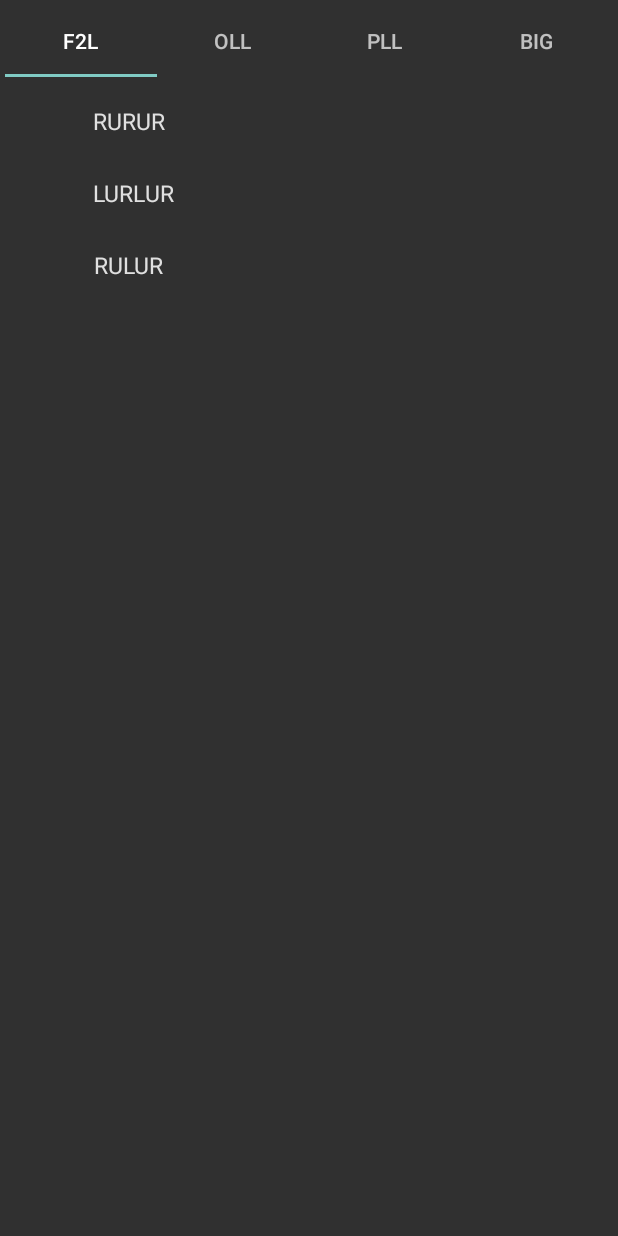
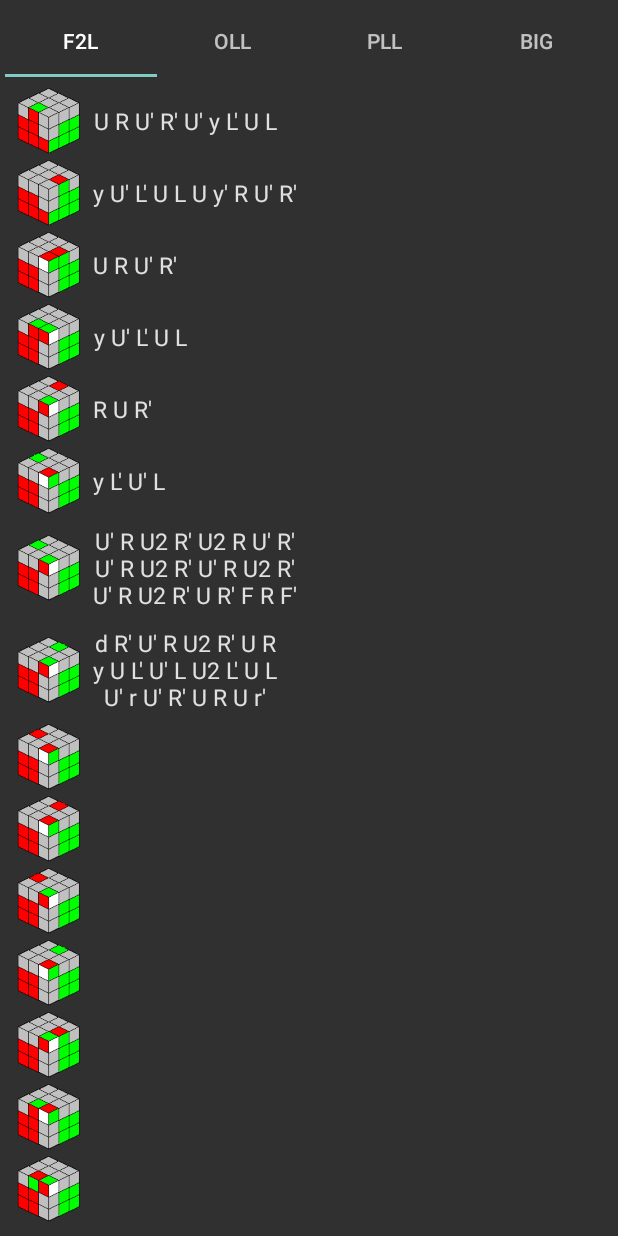
Before and after one commit to VadimSquorpikkor/Jessica2, an Android app: the screen it shows after launch (MainActivity), on a phone screen of 412 x 824 dp. Run offline under Robolectric (Android 15) with nearby library versions, the phone set to English and light mode, and no system bars.

Commit message:
1.0.0.2 - 29/11/21 1. Картинки добавлены в списки алгоритмов. Начал писать сами алгоритмы сборки. 2. Сортировка списка алгоритмов по типу алгоритмов (F2L, OLL и т.д.). В фрагментах отображается соответствующий тип алгоритмов

```diff
--- a/app/src/main/AndroidManifest.xml
+++ b/app/src/main/AndroidManifest.xml
@@ -4,7 +4,7 @@
 
     <application
         android:allowBackup="true"
-        android:icon="@mipmap/ic_launcher"
+        android:icon="@mipmap/cubelogo"
         android:label="@string/app_name"
         android:roundIcon="@mipmap/ic_launcher_round"
         android:supportsRtl="true"
--- a/app/src/main/java/com/squorpikkor/app/jessica2/Algorithm.java
+++ b/app/src/main/java/com/squorpikkor/app/jessica2/Algorithm.java
@@ -10,7 +10,7 @@ public class Algorithm {
     private int id;
     private int image;
 
-    public Algorithm(int type, String algorithm, String name, int id, int image) {
+    public Algorithm(int type, int image, int id, String name, String algorithm) {
         this.type = type;
         this.algorithm = algorithm;
         this.name = name;
--- a/app/src/main/java/com/squorpikkor/app/jessica2/AlgorithmAdapter.java
+++ b/app/src/main/java/com/squorpikkor/app/jessica2/AlgorithmAdapter.java
@@ -90,6 +90,7 @@ public class AlgorithmAdapter extends RecyclerView.Adapter<AlgorithmAdapter.Adap
         Algorithm algorithm = list.get(position);
 
         holder.algorithm.setText(algorithm.getAlgorithm());
+        holder.image.setImageResource(algorithm.getImage());
     }
 
     /**Размер списка*/
--- a/app/src/main/java/com/squorpikkor/app/jessica2/Data.java
+++ b/app/src/main/java/com/squorpikkor/app/jessica2/Data.java
@@ -2,18 +2,119 @@ package com.squorpikkor.app.jessica2;
 
 import java.util.ArrayList;
 
-class Data {
+public class Data {
 
     public static final int FTL = 1;
     public static final int OLL = 2;
     public static final int PLL = 3;
     public static final int BIG = 4;
 
-    static ArrayList<Algorithm> getList() {
+    public static ArrayList<Algorithm> getList() {
         ArrayList<Algorithm> list = new ArrayList<>();
-        list.add(new Algorithm(FTL, "RURUR", "1", 1, 1));
-        list.add(new Algorithm(FTL, "LURLUR", "2", 1, 1));
-        list.add(new Algorithm(FTL, "RULUR", "3", 1, 1));
+        list.add(new Algorithm(FTL, R.drawable.f2l01, 1, "1", "U R U' R' U' y L' U L"));
+        list.add(new Algorithm(FTL, R.drawable.f2l02, 1, "2", "y U' L' U L U y' R U' R'"));
+        list.add(new Algorithm(FTL, R.drawable.f2l03, 1, "1", "U R U' R'"));
+        list.add(new Algorithm(FTL, R.drawable.f2l04, 1, "1", "y U' L' U L"));
+        list.add(new Algorithm(FTL, R.drawable.f2l05, 1, "1", "R U R'"));
+        list.add(new Algorithm(FTL, R.drawable.f2l06, 1, "1", "y L' U' L"));
+        list.add(new Algorithm(FTL, R.drawable.f2l07, 1, "1", "U' R U2 R' U2 R U' R'\n" +
+                "U' R U2 R' U' R U2 R'\n" +
+                "U' R U2 R' U R' F R F'"));
+        list.add(new Algorithm(FTL, R.drawable.f2l08, 1, "1", "d R' U' R U2 R' U R\n" +
+                "y U L' U' L U2 L' U L\n" +
+                "U' r U' R' U R U r'"));
+        list.add(new Algorithm(FTL, R.drawable.f2l09, 1, "", ""));
+        list.add(new Algorithm(FTL, R.drawable.f2l10, 1, "", ""));
+        list.add(new Algorithm(FTL, R.drawable.f2l11, 1, "", ""));
+        list.add(new Algorithm(FTL, R.drawable.f2l12, 1, "", ""));
+        list.add(new Algorithm(FTL, R.drawable.f2l13, 1, "", ""));
+        list.add(new Algorithm(FTL, R.drawable.f2l14, 1, "", ""));
+        list.add(new Algorithm(FTL, R.drawable.f2l15, 1, "", ""));
+        list.add(new Algorithm(FTL, R.drawable.f2l16, 1, "", ""));
+        list.add(new Algorithm(FTL, R.drawable.f2l17, 1, "", ""));
+        list.add(new Algorithm(FTL, R.drawable.f2l18, 1, "", ""));
+        list.add(new Algorithm(FTL, R.drawable.f2l19, 1, "", ""));
+        list.add(new Algorithm(FTL, R.drawable.f2l20, 1, "", ""));
+        list.add(new Algorithm(FTL, R.drawable.f2l21, 1, "", ""));
+        list.add(new Algorithm(FTL, R.drawable.f2l22, 1, "", ""));
+        list.add(new Algorithm(FTL, R.drawable.f2l23, 1, "", ""));
+        list.add(new Algorithm(FTL, R.drawable.f2l24, 1, "", ""));
+        list.add(new Algorithm(FTL, R.drawable.f2l25, 1, "", ""));
+        list.add(new Algorithm(FTL, R.drawable.f2l26, 1, "", ""));
+        list.add(new Algorithm(FTL, R.drawable.f2l27, 1, "", ""));
+        list.add(new Algorithm(FTL, R.drawable.f2l28, 1, "", ""));
+        list.add(new Algorithm(FTL, R.drawable.f2l29, 1, "", ""));
+        list.add(new Algorithm(FTL, R.drawable.f2l30, 1, "", ""));
+        list.add(new Algorithm(FTL, R.drawable.f2l31, 1, "", ""));
+        list.add(new Algorithm(FTL, R.drawable.f2l32, 1, "", ""));
+        list.add(new Algorithm(FTL, R.drawable.f2l33, 1, "", ""));
+        list.add(new Algorithm(FTL, R.drawable.f2l34, 1, "", ""));
+        list.add(new Algorithm(FTL, R.drawable.f2l35, 1, "", ""));
+        list.add(new Algorithm(FTL, R.drawable.f2l36, 1, "", ""));
+        list.add(new Algorithm(FTL, R.drawable.f2l37, 1, "", ""));
+        list.add(new Algorithm(FTL, R.drawable.f2l38, 1, "", ""));
+        list.add(new Algorithm(FTL, R.drawable.f2l39, 1, "", ""));
+        list.add(new Algorithm(FTL, R.drawable.f2l40, 1, "", ""));
+        list.add(new Algorithm(FTL, R.drawable.f2l41, 1, "", ""));
+
+        list.add(new Algorithm(OLL, R.drawable.oll01, 1, "", ""));
+        list.add(new Algorithm(OLL, R.drawable.oll02, 1, "", ""));
+        list.add(new Algorithm(OLL, R.drawable.oll03, 1, "", ""));
+        list.add(new Algorithm(OLL, R.drawable.oll04, 1, "", ""));
+        list.add(new Algorithm(OLL, R.drawable.oll05, 1, "", ""));
+        list.add(new Algorithm(OLL, R.drawable.oll06, 1, "", ""));
+        list.add(new Algorithm(OLL, R.drawable.oll08, 1, "", ""));
+        list.add(new Algorithm(OLL, R.drawable.oll09, 1, "", ""));
+        list.add(new Algorithm(OLL, R.drawable.oll20, 1, "", ""));
+        list.add(new Algorithm(OLL, R.drawable.oll21, 1, "", ""));
+        list.add(new Algorithm(OLL, R.drawable.oll22, 1, "", ""));
+        list.add(new Algorithm(OLL, R.drawable.oll23, 1, "", ""));
+        list.add(new Algorithm(OLL, R.drawable.oll24, 1, "", ""));
+        list.add(new Algorithm(OLL, R.drawable.oll25, 1, "", ""));
+        list.add(new Algorithm(OLL, R.drawable.oll26, 1, "", ""));
+        list.add(new Algorithm(OLL, R.drawable.oll27, 1, "", ""));
+        list.add(new Algorithm(OLL, R.drawable.oll28, 1, "", ""));
+        list.add(new Algorithm(OLL, R.drawable.oll29, 1, "", ""));
+        list.add(new Algorithm(OLL, R.drawable.oll30, 1, "", ""));
+        list.add(new Algorithm(OLL, R.drawable.oll31, 1, "", ""));
+        list.add(new Algorithm(OLL, R.drawable.oll32, 1, "", ""));
+        list.add(new Algorithm(OLL, R.drawable.oll33, 1, "", ""));
+        list.add(new Algorithm(OLL, R.drawable.oll34, 1, "", ""));
+        list.add(new Algorithm(OLL, R.drawable.oll35, 1, "", ""));
+        list.add(new Algorithm(OLL, R.drawable.oll36, 1, "", ""));
+        list.add(new Algorithm(OLL, R.drawable.oll37, 1, "", ""));
+        list.add(new Algorithm(OLL, R.drawable.oll39, 1, "", ""));
+        list.add(new Algorithm(OLL, R.drawable.oll40, 1, "", ""));
+        list.add(new Algorithm(OLL, R.drawable.oll41, 1, "", ""));
+        list.add(new Algorithm(OLL, R.drawable.oll42, 1, "", ""));
+        list.add(new Algorithm(OLL, R.drawable.oll43, 1, "", ""));
+        list.add(new Algorithm(OLL, R.drawable.oll44, 1, "", ""));
+        list.add(new Algorithm(OLL, R.drawable.oll45, 1, "", ""));
+        list.add(new Algorithm(OLL, R.drawable.oll46, 1, "", ""));
+        list.add(new Algorithm(OLL, R.drawable.oll47, 1, "", ""));
+        list.add(new Algorithm(OLL, R.drawable.oll48, 1, "", ""));
+        list.add(new Algorithm(OLL, R.drawable.oll49, 1, "", ""));
+        list.add(new Algorithm(OLL, R.drawable.oll50, 1, "", ""));
+        list.add(new Algorithm(OLL, R.drawable.oll51, 1, "", ""));
+        list.add(new Algorithm(OLL, R.drawable.oll52, 1, "", ""));
+        list.add(new Algorithm(OLL, R.drawable.oll53, 1, "", ""));
+        list.add(new Algorithm(OLL, R.drawable.oll54, 1, "", ""));
+        list.add(new Algorithm(OLL, R.drawable.oll55, 1, "", ""));
+        list.add(new Algorithm(OLL, R.drawable.oll56, 1, "", ""));
+        list.add(new Algorithm(OLL, R.drawable.oll57, 1, "", ""));
+
+        list.add(new Algorithm(OLL, R.drawable.pll01, 1, "", "3"));
+        list.add(new Algorithm(OLL, R.drawable.pll02, 1, "", "3"));
+        list.add(new Algorithm(OLL, R.drawable.pll03, 1, "", "3"));
+        list.add(new Algorithm(OLL, R.drawable.pll04, 1, "", "3"));
+        list.add(new Algorithm(OLL, R.drawable.pll05, 1, "", "3"));
+        list.add(new Algorithm(OLL, R.drawable.pll06, 1, "", "3"));
+        list.add(new Algorithm(OLL, R.drawable.pll07, 1, "", "3"));
+        list.add(new Algorithm(OLL, R.drawable.pll08, 1, "", "3"));
+        list.add(new Algorithm(OLL, R.drawable.pll09, 1, "", "3"));
+        list.add(new Algorithm(OLL, R.drawable.pll20, 1, "", "3"));
+        list.add(new Algorithm(OLL, R.drawable.pll21, 1, "", "3"));
+
         return list;
     }
 }
--- a/app/src/main/java/com/squorpikkor/app/jessica2/MainViewModel.java
+++ b/app/src/main/java/com/squorpikkor/app/jessica2/MainViewModel.java
@@ -9,16 +9,35 @@ import java.util.ArrayList;
 
 public class MainViewModel extends ViewModel {
 
-
     MutableLiveData<ArrayList<Algorithm>> allList;
+    MutableLiveData<ArrayList<Algorithm>> f2lList;
+    MutableLiveData<ArrayList<Algorithm>> ollList;
+    MutableLiveData<ArrayList<Algorithm>> pllList;
+    MutableLiveData<ArrayList<Algorithm>> bigList;
 
     public MainViewModel() {
-        allList = new MutableLiveData<>();
-        allList.setValue(Data.getList());
+        ArrayList<Algorithm> list = Data.getList();
+        allList = new MutableLiveData<>(list);
+        f2lList = new MutableLiveData<>(Utils.getListByType(list, Data.FTL));
+        ollList = new MutableLiveData<>(Utils.getListByType(list, Data.OLL));
+        pllList = new MutableLiveData<>(Utils.getListByType(list, Data.PLL));
+        bigList = new MutableLiveData<>(Utils.getListByType(list, Data.BIG));
     }
 
     public MutableLiveData<ArrayList<Algorithm>> getAllList() {
         return allList;
+    }
+    public MutableLiveData<ArrayList<Algorithm>> getF2lList() {
+        return f2lList;
+    }
+    public MutableLiveData<ArrayList<Algorithm>> getOllList() {
+        return ollList;
+    }
+    public MutableLiveData<ArrayList<Algorithm>> getPllList() {
+        return pllList;
+    }
+    public MutableLiveData<ArrayList<Algorithm>> getBigList() {
+        return bigList;
     }
 
     @Override
--- a/app/src/main/java/com/squorpikkor/app/jessica2/SectionsPagerAdapter.java
+++ b/app/src/main/java/com/squorpikkor/app/jessica2/SectionsPagerAdapter.java
@@ -7,6 +7,11 @@ import androidx.annotation.Nullable;
 import androidx.fragment.app.Fragment;
 import androidx.fragment.app.FragmentManager;
 import androidx.fragment.app.FragmentPagerAdapter;
+
+import com.squorpikkor.app.jessica2.fragment.BigCubeFragment;
+import com.squorpikkor.app.jessica2.fragment.F2LFragment;
+import com.squorpikkor.app.jessica2.fragment.OLLFragment;
+import com.squorpikkor.app.jessica2.fragment.PLLFragment;
 
 /**
  * A [FragmentPagerAdapter] that returns a fragment corresponding to
--- /dev/null
+++ b/app/src/main/java/com/squorpikkor/app/jessica2/Utils.java
@@ -0,0 +1,17 @@
+package com.squorpikkor.app.jessica2;
+
+import java.util.ArrayList;
+
+public class Utils {
+
+    public static ArrayList<Algorithm> getListByType(ArrayList<Algorithm> list, int type) {
+        ArrayList<Algorithm> newList = new ArrayList<>();
+        for (Algorithm alg:list) {
+            if (alg.getType() == type) {
+                newList.add(alg);
+            }
+        }
+        return newList;
+    }
+
+}
--- a/app/src/main/java/com/squorpikkor/app/jessica2/BigCubeFragment.java
+++ b/app/src/main/java/com/squorpikkor/app/jessica2/fragment/BigCubeFragment.java
@@ -1,7 +1,9 @@
-package com.squorpikkor.app.jessica2;
+package com.squorpikkor.app.jessica2.fragment;
 
 import androidx.fragment.app.Fragment;
 import androidx.lifecycle.MutableLiveData;
+
+import com.squorpikkor.app.jessica2.Algorithm;
 
 import java.util.ArrayList;
 
@@ -13,6 +15,6 @@ public class BigCubeFragment extends BaseFragment{
 
     @Override
     MutableLiveData<ArrayList<Algorithm>> getList() {
-        return mViewModel.getAllList();//todo выбрать лист для отображения
+        return mViewModel.getBigList();
     }
 }
--- a/app/src/main/java/com/squorpikkor/app/jessica2/F2LFragment.java
+++ b/app/src/main/java/com/squorpikkor/app/jessica2/fragment/F2LFragment.java
@@ -1,7 +1,9 @@
-package com.squorpikkor.app.jessica2;
+package com.squorpikkor.app.jessica2.fragment;
 
 import androidx.fragment.app.Fragment;
 import androidx.lifecycle.MutableLiveData;
+
+import com.squorpikkor.app.jessica2.Algorithm;
 
 import java.util.ArrayList;
 
@@ -13,6 +15,6 @@ public class F2LFragment extends BaseFragment{
 
     @Override
     public MutableLiveData<ArrayList<Algorithm>> getList() {
-        return mViewModel.getAllList();//todo выбрать лист для отображения
+        return mViewModel.getF2lList();
     }
 }
--- a/app/src/main/java/com/squorpikkor/app/jessica2/OLLFragment.java
+++ b/app/src/main/java/com/squorpikkor/app/jessica2/fragment/OLLFragment.java
@@ -1,7 +1,9 @@
-package com.squorpikkor.app.jessica2;
+package com.squorpikkor.app.jessica2.fragment;
 
 import androidx.fragment.app.Fragment;
 import androidx.lifecycle.MutableLiveData;
+
+import com.squorpikkor.app.jessica2.Algorithm;
 
 import java.util.ArrayList;
 
@@ -13,6 +15,6 @@ public class OLLFragment extends BaseFragment{
 
     @Override
     MutableLiveData<ArrayList<Algorithm>> getList() {
-        return mViewModel.getAllList();//todo выбрать лист для отображения
+        return mViewModel.getOllList();
     }
 }
--- a/app/src/main/java/com/squorpikkor/app/jessica2/PLLFragment.java
+++ b/app/src/main/java/com/squorpikkor/app/jessica2/fragment/PLLFragment.java
@@ -1,7 +1,9 @@
-package com.squorpikkor.app.jessica2;
+package com.squorpikkor.app.jessica2.fragment;
 
 import androidx.fragment.app.Fragment;
 import androidx.lifecycle.MutableLiveData;
+
+import com.squorpikkor.app.jessica2.Algorithm;
 
 import java.util.ArrayList;
 
@@ -13,6 +15,6 @@ public class PLLFragment extends BaseFragment{
 
     @Override
     MutableLiveData<ArrayList<Algorithm>> getList() {
-        return mViewModel.getAllList();//todo выбрать лист для отображения
+        return mViewModel.getPllList();
     }
 }
```
Also changed, not shown: app/src/main/java/com/squorpikkor/app/jessica2/fragment/BaseFragment.java (renamed from app/src/main/java/com/squorpikkor/app/jessica2/BaseFragment.java, +6 -1 lines), app/src/main/res/mipmap-xxhdpi/cubelogo.png (added), 1 other file.
